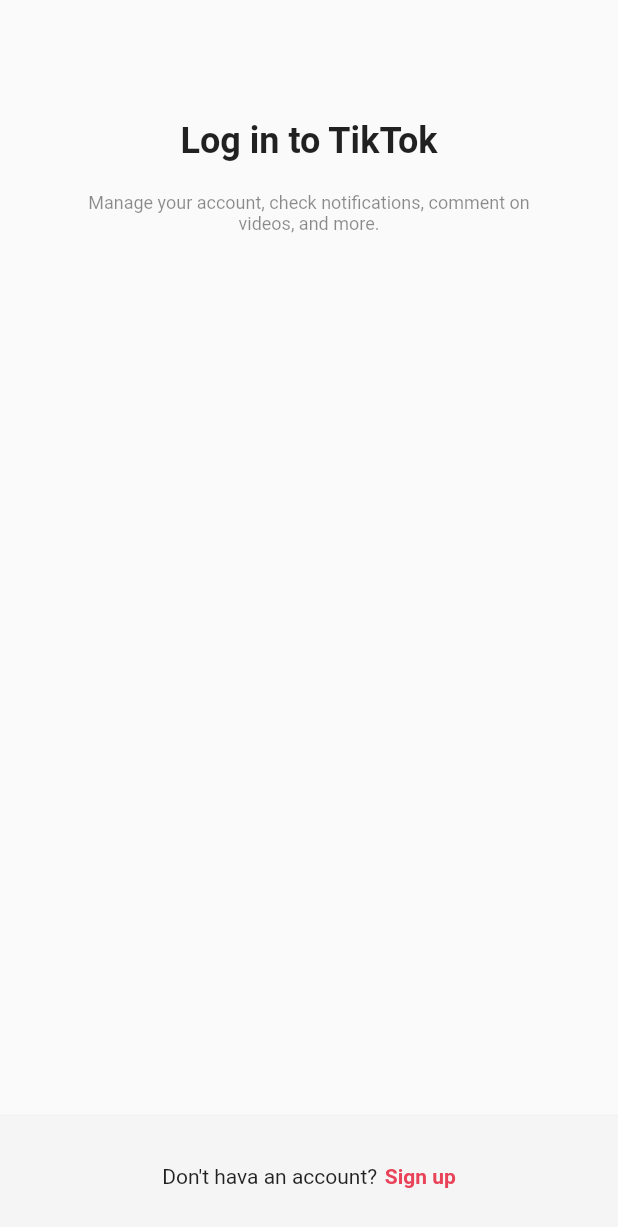
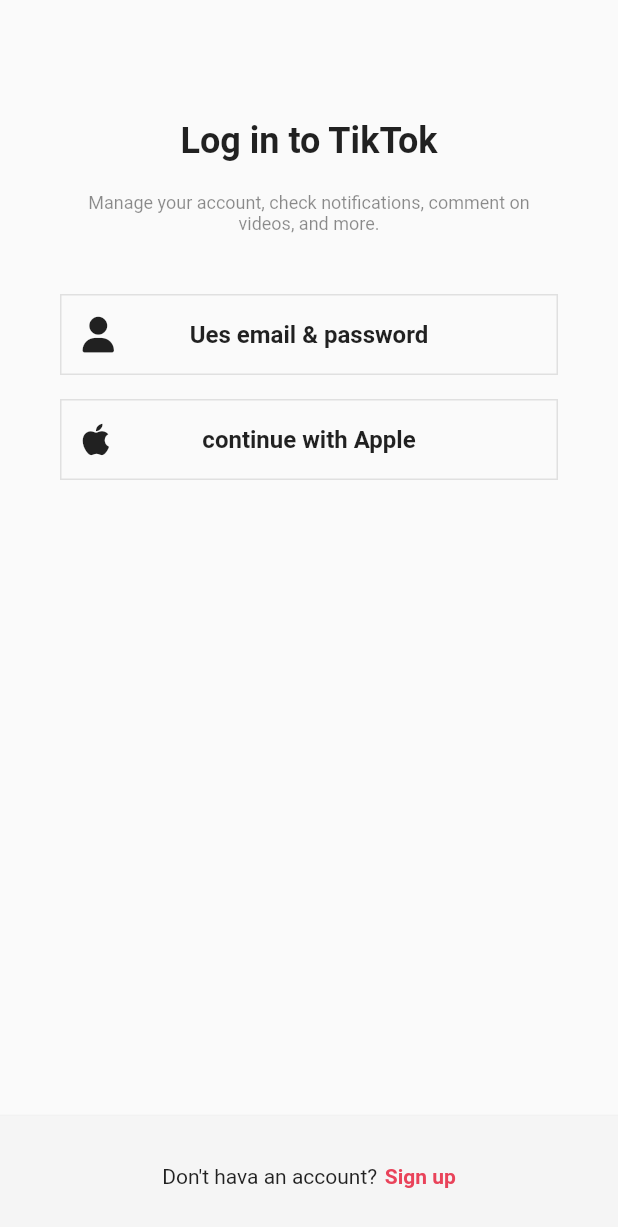
Before and after one commit to LSapee/tiktok_clone, a Flutter app: the screen it shows after launch, after a tap on "Log in", on a phone screen of 412 x 824 dp. Shown: the top 1227 px of the screen. Run offline on Flutter 3.47's test engine with Material 2 defaults, Android fonts, the phone set to English and light mode, and no system bars; our stand-ins replace font_awesome_flutter.

Commit message:
Authentication font_awesome 설치 및 아이콘 배치

```diff
--- a/lib/features/authentication/login_screen.dart
+++ b/lib/features/authentication/login_screen.dart
@@ -1,6 +1,8 @@
 import 'package:flutter/material.dart';
+import 'package:font_awesome_flutter/font_awesome_flutter.dart';
 import 'package:tiktok_clone/constants/gaps.dart';
 import 'package:tiktok_clone/constants/sizes.dart';
+import 'package:tiktok_clone/features/authentication/widgets/auth_button.dart';
 
 class LoginScreen extends StatelessWidget {
   const LoginScreen({super.key});
@@ -38,6 +40,14 @@ class LoginScreen extends StatelessWidget {
                 textAlign: TextAlign.center,
               ),
               Gaps.v40,
+              AuthButton(
+                icon: FaIcon(FontAwesomeIcons.solidUser),
+                text: "Ues email & password",
+              ),
+              Gaps.v16,
+              AuthButton(
+                  icon: FaIcon(FontAwesomeIcons.apple),
+                  text: "continue with Apple"),
             ],
           ),
         ),
--- a/lib/features/authentication/sign_up_screen.dart
+++ b/lib/features/authentication/sign_up_screen.dart
@@ -1,4 +1,5 @@
 import 'package:flutter/material.dart';
+import 'package:font_awesome_flutter/font_awesome_flutter.dart';
 import 'package:tiktok_clone/constants/gaps.dart';
 import 'package:tiktok_clone/constants/sizes.dart';
 import 'package:tiktok_clone/features/authentication/login_screen.dart';
@@ -43,9 +44,14 @@ class SignUpScreen extends StatelessWidget {
                 textAlign: TextAlign.center,
               ),
               Gaps.v40,
-              AuthButton(text: "Ues phone or email"),
-              Gaps.v20,
-              AuthButton(text: "continue with Apple"),
+              AuthButton(
+                icon: FaIcon(FontAwesomeIcons.solidUser),
+                text: "Ues email & password",
+              ),
+              Gaps.v16,
+              AuthButton(
+                  icon: FaIcon(FontAwesomeIcons.apple),
+                  text: "continue with Apple"),
             ],
           ),
         ),
--- a/lib/features/authentication/widgets/auth_button.dart
+++ b/lib/features/authentication/widgets/auth_button.dart
@@ -1,11 +1,15 @@
 import 'package:flutter/material.dart';
+import 'package:font_awesome_flutter/font_awesome_flutter.dart';
 import 'package:tiktok_clone/constants/sizes.dart';
 
 class AuthButton extends StatelessWidget {
   final String text;
+  final FaIcon icon;
+
   const AuthButton({
     super.key,
     required this.text,
+    required this.icon,
   });
 
   @override
@@ -13,8 +17,8 @@ class AuthButton extends StatelessWidget {
     return FractionallySizedBox(
       widthFactor: 1,
       child: Container(
-        padding: const EdgeInsets.symmetric(
-          vertical: Sizes.size14,
+        padding: const EdgeInsets.all(
+          Sizes.size14,
         ),
         decoration: BoxDecoration(
           border: Border.all(
@@ -22,7 +26,11 @@ class AuthButton extends StatelessWidget {
             width: Sizes.size1,
           ),
         ),
-        child: Text(
+        child: Stack(
+          alignment: Alignment.center,
+          children: [
+            Align(alignment: Alignment.centerLeft, child: icon),
+            Text(
               text,
               style: const TextStyle(
                 fontSize: Sizes.size16,
@@ -30,6 +38,8 @@ class AuthButton extends StatelessWidget {
               ),
               textAlign: TextAlign.center,
             ),
+          ],
+        ),
       ),
     );
   }
--- a/pubspec.yaml
+++ b/pubspec.yaml
@@ -35,7 +35,7 @@ dependencies:
   # The following adds the Cupertino Icons font to your application.
   # Use with the CupertinoIcons class for iOS style icons.
   cupertino_icons: ^1.0.2
-
+  font_awesome_flutter: ^10.3.0
 dev_dependencies:
   flutter_test:
     sdk: flutter
```
Also changed, not shown: pubspec.lock, 1 other file. Lines whose indentation alone changed are shown as unchanged.
